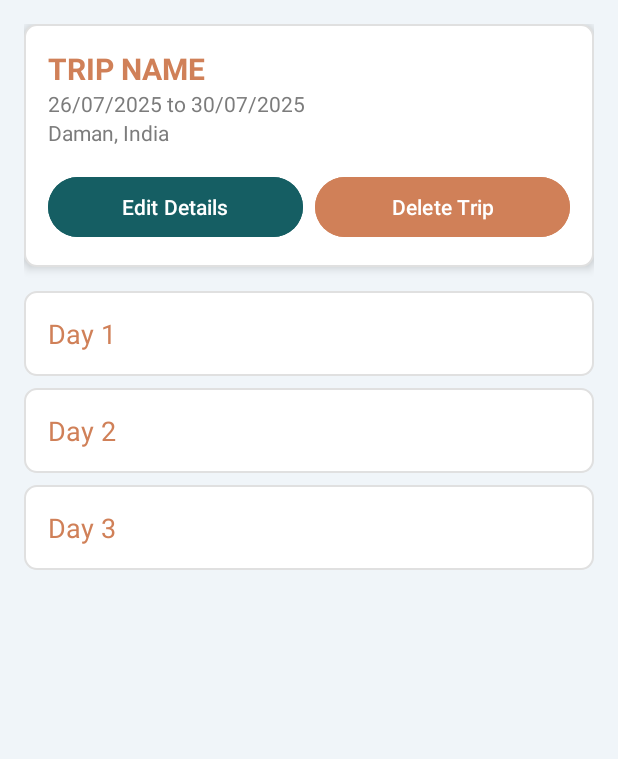
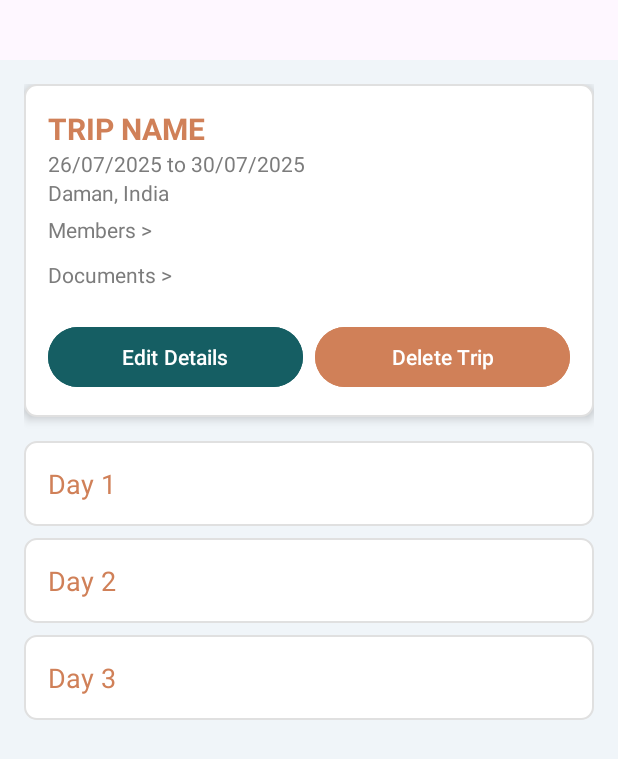
Before and after one commit to ishitaamin/ItineraryManager, an Android app: the TripDetailsActivity screen opened directly, with no data from a screen before it, on a phone screen of 412 x 824 dp. Shown: the top 759 px of the screen. Run offline under Robolectric (Android 15) with nearby library versions, the phone set to English and light mode, and no system bars.

Commit message:
activities page

```diff
--- a/app/src/main/AndroidManifest.xml
+++ b/app/src/main/AndroidManifest.xml
@@ -21,6 +21,8 @@
             android:name=".LoginActivity2"
             android:exported="false" />
         <activity android:name=".TripCreationActivity" />
+        <activity android:name=".ItineraryActivity"/>
+
         <activity
             android:name=".MainActivity"
             android:exported="true">
--- a/app/src/main/java/com/example/itinerarymanager/TripDetailsActivity.java
+++ b/app/src/main/java/com/example/itinerarymanager/TripDetailsActivity.java
@@ -1,12 +1,11 @@
 package com.example.itinerarymanager;
 
+import android.content.Intent;
 import android.os.Bundle;
-
+import android.view.View;
+import android.widget.TextView;
 import androidx.activity.EdgeToEdge;
 import androidx.appcompat.app.AppCompatActivity;
-import androidx.core.graphics.Insets;
-import androidx.core.view.ViewCompat;
-import androidx.core.view.WindowInsetsCompat;
 
 public class TripDetailsActivity extends AppCompatActivity {
 
@@ -16,5 +15,40 @@ public class TripDetailsActivity extends AppCompatActivity {
         EdgeToEdge.enable(this);
         setContentView(R.layout.activity_trip_details);
 
+        // Find the TextViews for each day
+        TextView day1TextView = findViewById(R.id.day_1);
+        TextView day2TextView = findViewById(R.id.day_2);
+        TextView day3TextView = findViewById(R.id.day_3);
+
+        // Set an onClickListener for "Day 1"
+        day1TextView.setOnClickListener(new View.OnClickListener() {
+            @Override
+            public void onClick(View v) {
+                // Create an Intent to move to ItineraryActivity
+                Intent intent = new Intent(TripDetailsActivity.this, ItineraryActivity.class);
+                intent.putExtra("day", "Day 1"); // Pass "Day 1" information
+                startActivity(intent); // Start the ItineraryActivity
+            }
+        });
+
+        // Set an onClickListener for "Day 2"
+        day2TextView.setOnClickListener(new View.OnClickListener() {
+            @Override
+            public void onClick(View v) {
+                Intent intent = new Intent(TripDetailsActivity.this, ItineraryActivity.class);
+                intent.putExtra("day", "Day 2"); // Pass "Day 2" information
+                startActivity(intent);
+            }
+        });
+
+        // Set an onClickListener for "Day 3"
+        day3TextView.setOnClickListener(new View.OnClickListener() {
+            @Override
+            public void onClick(View v) {
+                Intent intent = new Intent(TripDetailsActivity.this, ItineraryActivity.class);
+                intent.putExtra("day", "Day 3"); // Pass "Day 3" information
+                startActivity(intent);
+            }
+        });
     }
 }
--- a/app/src/main/res/layout/activity_trip_details.xml
+++ b/app/src/main/res/layout/activity_trip_details.xml
@@ -5,7 +5,8 @@
     android:layout_height="match_parent"
     android:orientation="vertical"
     android:background="#F0F5F9"
-    android:padding="16dp">
+    android:padding="16dp"
+    android:layout_marginTop="40dp">
 
     <!-- Trip Header -->
     <LinearLayout
@@ -14,6 +15,7 @@
         android:orientation="vertical"
         android:background="@drawable/card_background"
         android:elevation="4dp"
+
         android:padding="16dp"
         android:layout_marginBottom="16dp">
 
@@ -26,10 +28,7 @@
             android:textStyle="bold"
             android:textColor="#D08058"/>
 
-        <LinearLayout
-            android:layout_width="wrap_content"
-            android:layout_height="wrap_content"
-            android:orientation="vertical">
+
 
             <TextView
                 android:id="@+id/trip_dates"
@@ -46,8 +45,24 @@
                 android:text="Daman, India"
                 android:textColor="#7C7C7C"
                 android:textSize="14sp" />
-        </LinearLayout>
 
+        <TextView
+            android:id="@+id/trip_members"
+            android:layout_width="wrap_content"
+            android:layout_height="wrap_content"
+            android:text="Members >"
+            android:textColor="#7C7C7C"
+            android:layout_marginVertical="5dp"
+            android:textSize="14sp" />
+
+        <TextView
+            android:id="@+id/trip_documents"
+            android:layout_width="wrap_content"
+            android:layout_height="wrap_content"
+            android:text="Documents >"
+            android:layout_marginVertical="5dp"
+            android:textColor="#7C7C7C"
+            android:textSize="14sp" />
         <!-- Buttons -->
         <LinearLayout
             android:layout_width="match_parent"
```
Also changed, not shown: app/src/main/java/com/example/itinerarymanager/ItineraryActivity.java (added, +16 -0 lines), app/src/main/res/drawable/add_button_background.xml (added, +16 -0 lines), app/src/main/res/layout/activity_itinerary.xml (added, +174 -0 lines), app/src/main/res/layout/trip_list_activity.xml (+35 -7 lines), app/src/main/res/values/colors.xml (+7 -0 lines).
